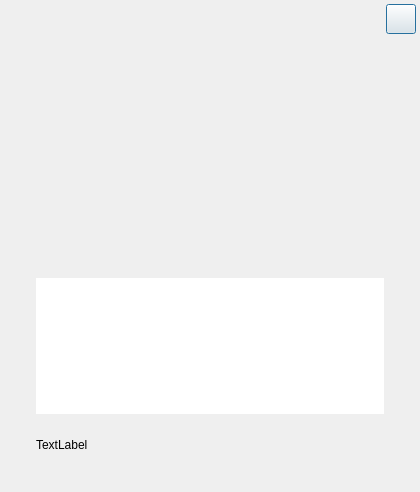
Old version of the form src/windows/about-dialog.ui in the repository ukui/peony.
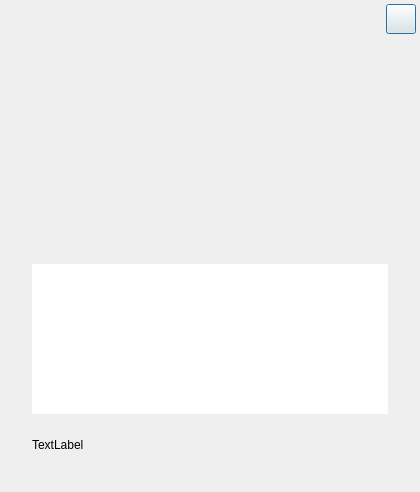
New version of the form.

Commit message: [FIX] 【SP2 UI走查】【文件管理器】【关于】关于界面待优化 [LINK]101112

```diff
--- a/src/windows/about-dialog.ui
+++ b/src/windows/about-dialog.ui
@@ -10,6 +10,12 @@
     <height>492</height>
    </rect>
   </property>
+  <property name="sizePolicy">
+   <sizepolicy hsizetype="Preferred" vsizetype="Fixed">
+    <horstretch>0</horstretch>
+    <verstretch>0</verstretch>
+   </sizepolicy>
+  </property>
   <property name="minimumSize">
    <size>
     <width>420</width>
@@ -47,15 +53,15 @@
       <number>0</number>
      </property>
      <property name="leftMargin">
-      <number>36</number>
+      <number>32</number>
      </property>
      <property name="rightMargin">
-      <number>36</number>
+      <number>32</number>
      </property>
      <item>
       <widget class="QTextEdit" name="briefTextedit">
        <property name="sizePolicy">
-        <sizepolicy hsizetype="Preferred" vsizetype="Preferred">
+        <sizepolicy hsizetype="Preferred" vsizetype="Fixed">
          <horstretch>0</horstretch>
          <verstretch>0</verstretch>
         </sizepolicy>
@@ -82,7 +88,7 @@
         <string>&lt;!DOCTYPE HTML PUBLIC &quot;-//W3C//DTD HTML 4.0//EN&quot; &quot;http://www.w3.org/TR/REC-html40/strict.dtd&quot;&gt;
 &lt;html&gt;&lt;head&gt;&lt;meta name=&quot;qrichtext&quot; content=&quot;1&quot; /&gt;&lt;style type=&quot;text/css&quot;&gt;
 p, li { white-space: pre-wrap; }
-&lt;/style&gt;&lt;/head&gt;&lt;body style=&quot; font-family:'Noto Sans CJK SC'; font-size:15pt; font-weight:400; font-style:normal;&quot;&gt;
+&lt;/style&gt;&lt;/head&gt;&lt;body style=&quot; font-family:'Noto Sans CJK SC'; font-size:10pt; font-weight:400; font-style:normal;&quot;&gt;
 &lt;p style=&quot;-qt-paragraph-type:empty; margin-top:0px; margin-bottom:0px; margin-left:0px; margin-right:0px; -qt-block-indent:0; text-indent:0px; font-size:11pt;&quot;&gt;&lt;br /&gt;&lt;/p&gt;&lt;/body&gt;&lt;/html&gt;</string>
        </property>
       </widget>
@@ -320,14 +326,14 @@
        <item>
         <layout class="QVBoxLayout" name="verticalLayout">
          <property name="spacing">
-          <number>16</number>
+          <number>12</number>
          </property>
          <item>
           <widget class="QLabel" name="nameLabel">
            <property name="minimumSize">
             <size>
              <width>0</width>
-             <height>38</height>
+             <height>28</height>
             </size>
            </property>
            <property name="maximumSize">
```
Left out of the diff: 3 changed lines with no effect on the pictures. The commit also changes 2 other files.
